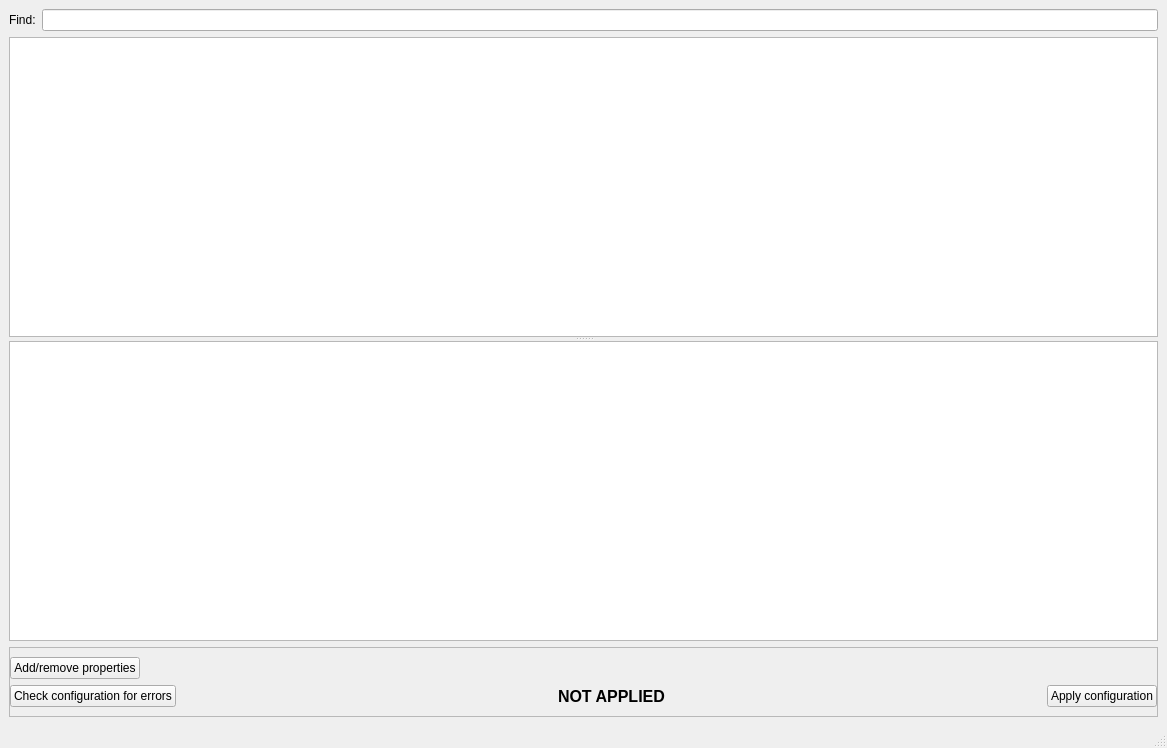
Before: the Qt Designer form uis/main_window.ui in yamedvedya/online_editor, drawn with Qt 5.
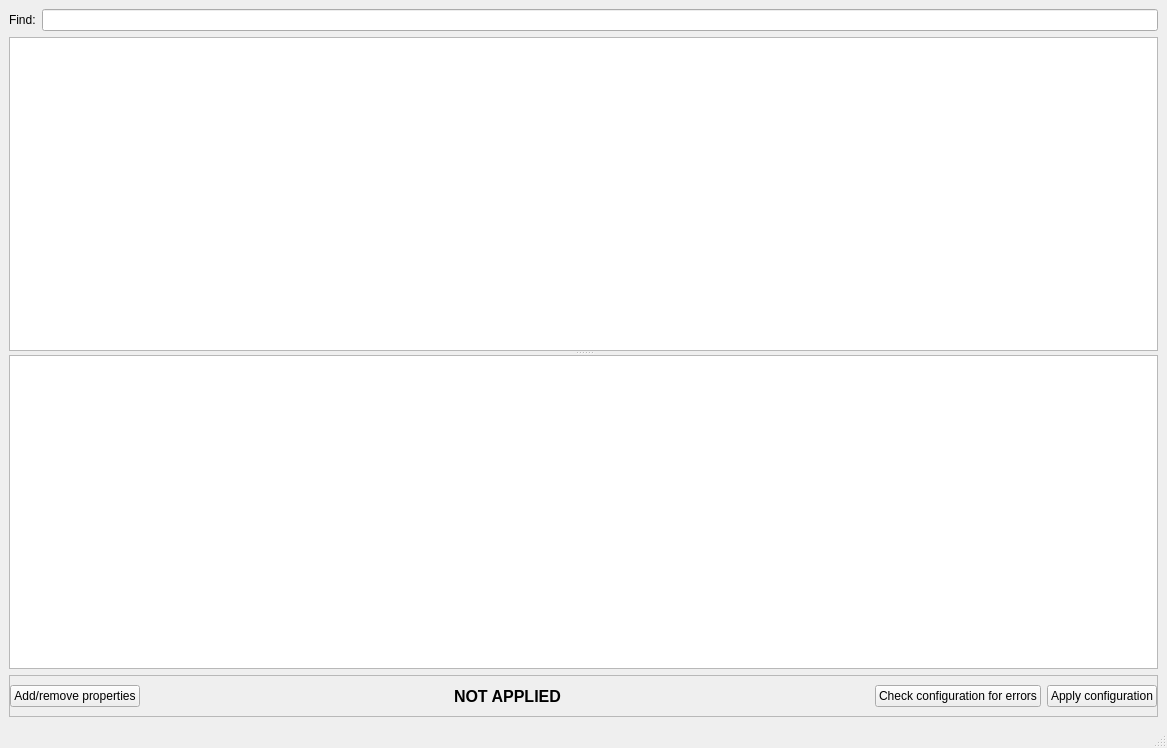
After: the same form once the commit is applied.

Commit message: multiple selection

What changed in the file:
```diff
--- a/uis/main_window.ui
+++ b/uis/main_window.ui
@@ -83,7 +83,7 @@
         <number>0</number>
        </property>
        <item>
-        <layout class="QHBoxLayout" name="horizontalLayout">
+        <layout class="QHBoxLayout" name="horizontalLayout_3">
          <item>
           <widget class="QPushButton" name="but_edit_properties">
            <property name="text">
@@ -92,30 +92,6 @@
           </widget>
          </item>
          <item>
-          <spacer name="horizontalSpacer">
-           <property name="orientation">
-            <enum>Qt::Horizontal</enum>
-           </property>
-           <property name="sizeHint" stdset="0">
-            <size>
-             <width>40</width>
-             <height>20</height>
-            </size>
-           </property>
-          </spacer>
-         </item>
-        </layout>
-       </item>
-       <item>
-        <layout class="QHBoxLayout" name="horizontalLayout_3">
-         <item>
-          <widget class="QPushButton" name="but_check">
-           <property name="text">
-            <string>Check configuration for errors</string>
-           </property>
-          </widget>
-         </item>
-         <item>
           <spacer name="horizontalSpacer_2">
            <property name="orientation">
             <enum>Qt::Horizontal</enum>
@@ -155,6 +131,13 @@
            </property>
           </spacer>
          </item>
+         <item>
+          <widget class="QPushButton" name="but_check">
+           <property name="text">
+            <string>Check configuration for errors</string>
+           </property>
+          </widget>
+         </item>
          <item>
           <widget class="QPushButton" name="but_apply">
            <property name="text">
```
Left out of the diff: 2 changed lines with no effect on the pictures. The commit also changes 2 other files.
